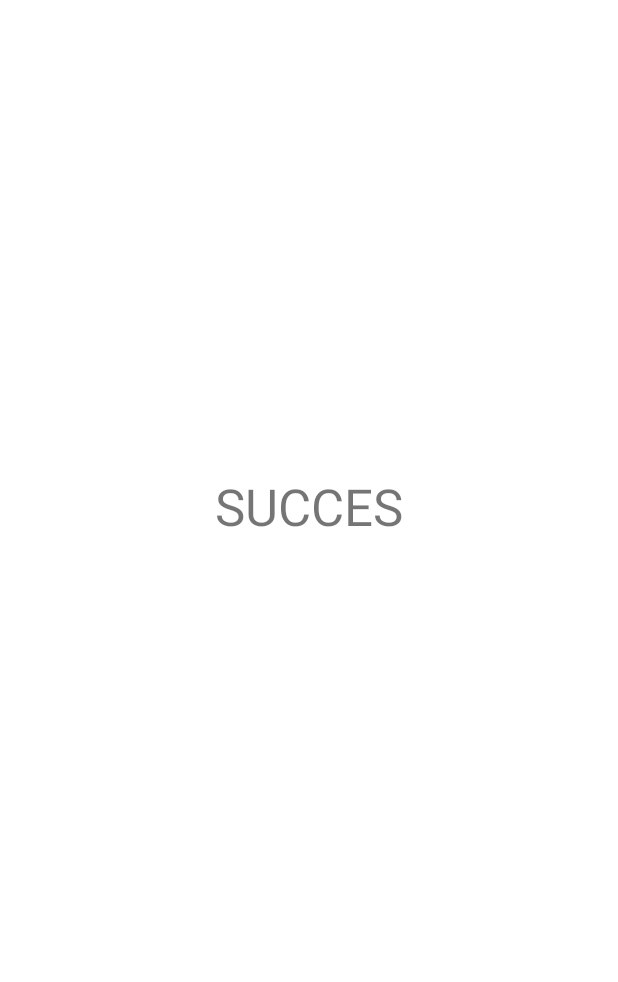
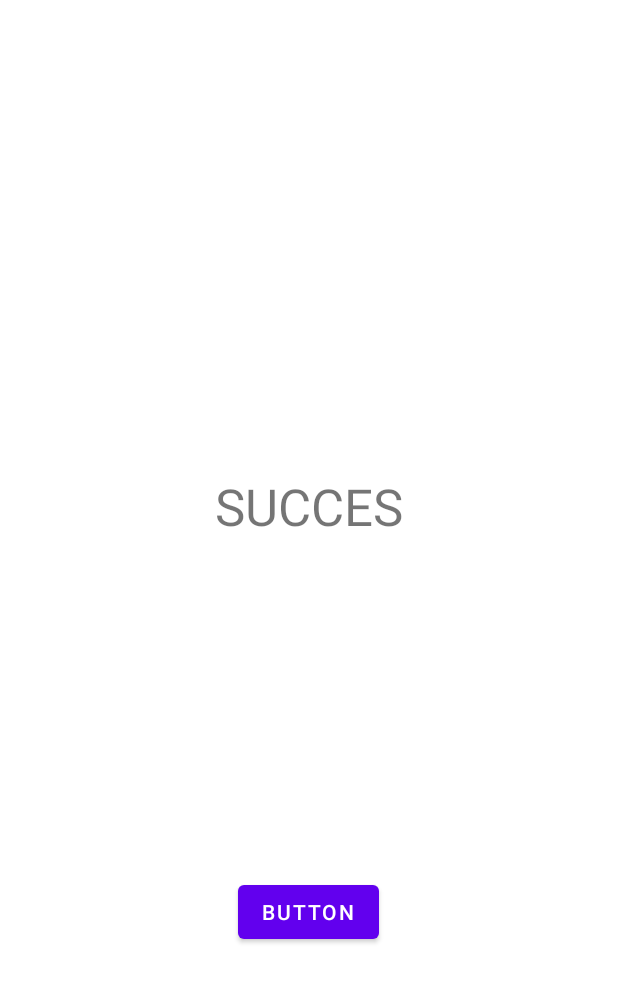
Before and after one commit to HiMyNameIsGarch/smart-recycle, an Android app: the Succes screen opened directly, with no data from a screen before it, on a phone screen of 412 x 824 dp. Shown: the top 982 px of the screen. Run offline under Robolectric (Android 15) with nearby library versions, the phone set to English and light mode, and no system bars; our stand-ins replace Firebase (no records; nobody signed in at launch, a user with empty details on screens opened directly); Roboto replaces fonts that are not available here.

Commit message:
Add points on QR code Succes

```diff
--- a/app/src/main/java/com/example/smart_recycle/QRCodeScanner.java
+++ b/app/src/main/java/com/example/smart_recycle/QRCodeScanner.java
@@ -51,8 +51,13 @@ public class QRCodeScanner extends AppCompatActivity {
                                     String rez= result.getText().trim();
                                     if (copil.equals(rez)) {
                                         startActivity(new Intent(QRCodeScanner.this,Succes.class));
+                                        verif=true;
                                         break;
                                     }
+                                }
+                                if(verif==false){
+                                    Toast.makeText(QRCodeScanner.this, "Invalid QR Code", Toast.LENGTH_LONG).show();
+                                    startActivity(new Intent(QRCodeScanner.this, QRCodeScanner.class));
                                 }
                             }
                             @Override
@@ -60,10 +65,7 @@ public class QRCodeScanner extends AppCompatActivity {
 
                             }
                         });
-                        if(!verif){
-                            Toast.makeText(QRCodeScanner.this, "Invalid QR Code", Toast.LENGTH_LONG).show();
-                            startActivity(new Intent(QRCodeScanner.this, QRCodeScanner.class));
-                        }
+
                     }
 
                 });
--- a/app/src/main/java/com/example/smart_recycle/Succes.java
+++ b/app/src/main/java/com/example/smart_recycle/Succes.java
@@ -1,14 +1,57 @@
 package com.example.smart_recycle;
 
+import androidx.annotation.NonNull;
 import androidx.appcompat.app.AppCompatActivity;
 
 import android.os.Bundle;
+import android.view.View;
+import android.widget.Button;
+
+import com.google.android.gms.tasks.OnCompleteListener;
+import com.google.android.gms.tasks.Task;
+import com.google.firebase.auth.FirebaseAuth;
+import com.google.firebase.auth.FirebaseUser;
+import com.google.firebase.database.DataSnapshot;
+import com.google.firebase.database.DatabaseError;
+import com.google.firebase.database.DatabaseReference;
+import com.google.firebase.database.FirebaseDatabase;
+import com.google.firebase.database.ValueEventListener;
 
 public class Succes extends AppCompatActivity {
+    Button succes;
+    private FirebaseUser user;
+    private DatabaseReference reference;
+    private String userID;
+    private DatabaseReference mDatabase;
+    int a=0;
 
     @Override
     protected void onCreate(Bundle savedInstanceState) {
         super.onCreate(savedInstanceState);
         setContentView(R.layout.activity_succes);
+        succes=(Button)findViewById(R.id.Succes);
+        user= FirebaseAuth.getInstance().getCurrentUser();
+        reference = FirebaseDatabase.getInstance().getReference("Users");
+        userID=user.getUid();
+        mDatabase = FirebaseDatabase.getInstance().getReference();
+
+        succes.setOnClickListener(new View.OnClickListener() {
+            @Override
+            public void onClick(View view) {
+                mDatabase.child("Users").child(userID).child("garbagePoints").addListenerForSingleValueEvent(new ValueEventListener() {
+                    @Override
+                    public void onDataChange(@NonNull DataSnapshot snapshot) {
+                        a = snapshot.getValue(int.class);
+                        mDatabase.child("Users").child(userID).child("garbagePoints").setValue(a+100);z`
+                    }
+
+                    @Override
+                    public void onCancelled(@NonNull DatabaseError error) {
+
+                    }
+                });
+
+            }
+        });
     }
 }
--- a/app/src/main/res/layout/activity_succes.xml
+++ b/app/src/main/res/layout/activity_succes.xml
@@ -20,4 +20,16 @@
         app:layout_constraintEnd_toEndOf="parent"
         app:layout_constraintStart_toStartOf="parent"
         app:layout_constraintTop_toTopOf="parent" />
+
+    <Button
+        android:id="@+id/Succes"
+        android:layout_width="wrap_content"
+        android:layout_height="wrap_content"
+        android:text="Button"
+        app:layout_constraintBottom_toBottomOf="parent"
+        app:layout_constraintEnd_toEndOf="parent"
+        app:layout_constraintHorizontal_bias="0.498"
+        app:layout_constraintStart_toStartOf="parent"
+        app:layout_constraintTop_toTopOf="@id/textView4"
+        app:layout_constraintVertical_bias="0.584" />
 </androidx.constraintlayout.widget.ConstraintLayout>
```
